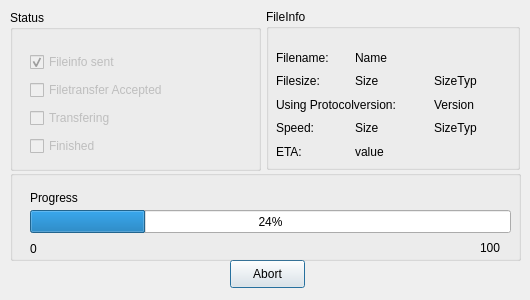
Before: the Qt Designer form src/gui/form_fileSend.ui in vituperative/i2pchat, drawn with Qt 5.
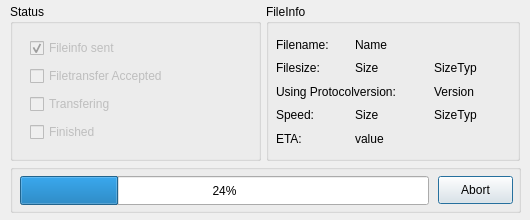
After: the same form once the commit is applied. Icons and pictures are not drawn.

Commit message: Refinements to file send/receive dialogs

What changed in the file:
```diff
--- a/src/gui/form_fileSend.ui
+++ b/src/gui/form_fileSend.ui
@@ -7,19 +7,19 @@
     <x>0</x>
     <y>0</y>
     <width>530</width>
-    <height>300</height>
+    <height>220</height>
    </rect>
   </property>
   <property name="minimumSize">
    <size>
     <width>530</width>
-    <height>300</height>
+    <height>220</height>
    </size>
   </property>
   <property name="maximumSize">
    <size>
     <width>530</width>
-    <height>300</height>
+    <height>220</height>
    </size>
   </property>
   <property name="sizeIncrement">
@@ -42,9 +42,9 @@
    <property name="geometry">
     <rect>
      <x>10</x>
-     <y>10</y>
+     <y>4</y>
      <width>251</width>
-     <height>161</height>
+     <height>157</height>
     </rect>
    </property>
    <property name="title">
@@ -54,9 +54,9 @@
     <property name="geometry">
      <rect>
       <x>20</x>
-      <y>40</y>
+      <y>32</y>
       <width>169</width>
-      <height>108</height>
+      <height>112</height>
      </rect>
     </property>
     <layout class="QVBoxLayout" name="verticalLayout">
@@ -110,9 +110,9 @@
    <property name="geometry">
     <rect>
      <x>266</x>
-     <y>9</y>
+     <y>4</y>
      <width>254</width>
-     <height>161</height>
+     <height>157</height>
     </rect>
    </property>
    <property name="title">
@@ -122,7 +122,7 @@
     <property name="geometry">
      <rect>
       <x>10</x>
-      <y>40</y>
+      <y>32</y>
       <width>231</width>
       <height>111</height>
      </rect>
@@ -215,81 +215,42 @@
     </layout>
    </widget>
   </widget>
-  <widget class="QPushButton" name="pushButton">
-   <property name="geometry">
-    <rect>
-     <x>230</x>
-     <y>260</y>
-     <width>75</width>
-     <height>28</height>
-    </rect>
-   </property>
-   <property name="text">
-    <string>Abort</string>
-   </property>
-  </widget>
   <widget class="QGroupBox" name="groupBox">
    <property name="geometry">
     <rect>
      <x>10</x>
-     <y>170</y>
+     <y>164</y>
      <width>511</width>
-     <height>91</height>
+     <height>49</height>
     </rect>
    </property>
    <property name="title">
     <string/>
    </property>
-   <widget class="QLabel" name="label_2">
-    <property name="geometry">
-     <rect>
-      <x>20</x>
-      <y>20</y>
-      <width>56</width>
-      <height>15</height>
-     </rect>
-    </property>
-    <property name="text">
-     <string>Progress</string>
-    </property>
-   </widget>
    <widget class="QProgressBar" name="progressBar">
     <property name="geometry">
      <rect>
-      <x>20</x>
-      <y>40</y>
-      <width>481</width>
-      <height>23</height>
+      <x>10</x>
+      <y>12</y>
+      <width>409</width>
+      <height>29</height>
      </rect>
     </property>
     <property name="value">
      <number>24</number>
     </property>
    </widget>
-   <widget class="QLabel" name="label_3">
+   <widget class="QPushButton" name="pushButton">
     <property name="geometry">
      <rect>
-      <x>470</x>
-      <y>70</y>
-      <width>24</width>
-      <height>15</height>
+      <x>428</x>
+      <y>12</y>
+      <width>75</width>
+      <height>28</height>
      </rect>
     </property>
     <property name="text">
-     <string>100</string>
-    </property>
-   </widget>
-   <widget class="QLabel" name="label_8">
-    <property name="geometry">
-     <rect>
-      <x>20</x>
-      <y>70</y>
-      <width>21</width>
-      <height>18</height>
-     </rect>
-    </property>
-    <property name="text">
-     <string>0</string>
+     <string>Abort</string>
     </property>
    </widget>
   </widget>
```
Left out of the diff: 19 changed lines with no effect on the pictures. The commit also changes 1 other file.
